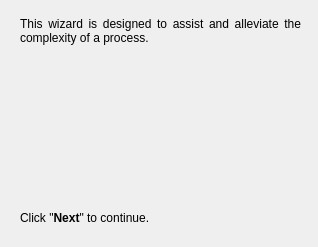
The window that ui/wizards/intro.ui (GunioRobot/speechcontrol) describes before a commit, drawn with Qt 5.
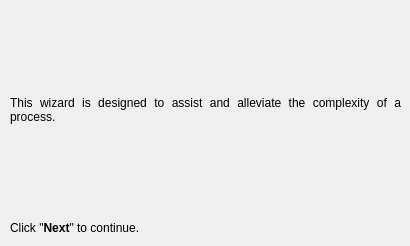
The same window after the commit.

What changed in the file:
```diff
--- a/ui/wizards/intro.ui
+++ b/ui/wizards/intro.ui
@@ -6,14 +6,20 @@
    <rect>
     <x>0</x>
     <y>0</y>
-    <width>318</width>
-    <height>247</height>
+    <width>410</width>
+    <height>246</height>
    </rect>
   </property>
   <property name="minimumSize">
    <size>
-    <width>300</width>
-    <height>200</height>
+    <width>410</width>
+    <height>246</height>
+   </size>
+  </property>
+  <property name="maximumSize">
+   <size>
+    <width>410</width>
+    <height>246</height>
    </size>
   </property>
   <property name="windowTitle">
@@ -28,10 +34,10 @@
   <widget class="QWidget" name="verticalLayoutWidget">
    <property name="geometry">
     <rect>
-     <x>20</x>
+     <x>10</x>
      <y>10</y>
-     <width>281</width>
-     <height>221</height>
+     <width>391</width>
+     <height>231</height>
     </rect>
    </property>
    <layout class="QVBoxLayout" name="verticalLayout">
@@ -47,7 +53,7 @@
        <string>This wizard is designed to assist and alleviate the complexity of a process.</string>
       </property>
       <property name="alignment">
-       <set>Qt::AlignJustify|Qt::AlignTop</set>
+       <set>Qt::AlignJustify|Qt::AlignVCenter</set>
       </property>
       <property name="wordWrap">
        <bool>true</bool>
```
